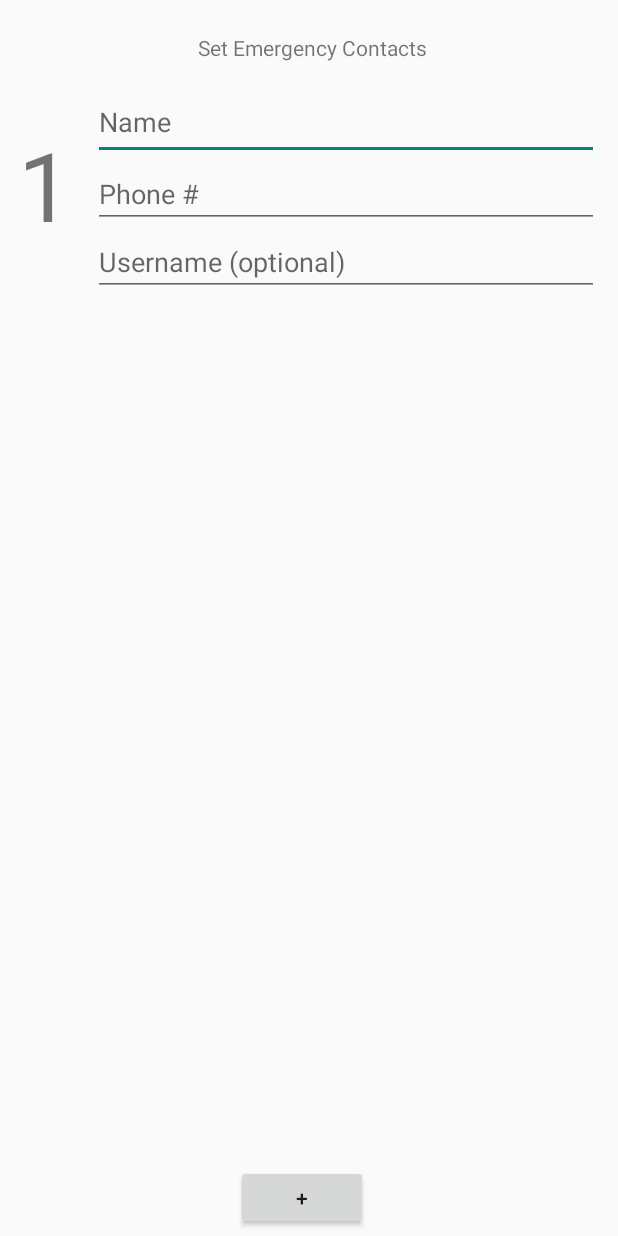
After one commit to rlpham/custos, an Android app: the EmergencyContactsActivity screen opened directly, with no data from a screen before it, on a phone screen of 412 x 824 dp. The commit adds this screen. Run offline under Robolectric (Android 15) with nearby library versions, the phone set to English and light mode, and no system bars.

Commit message:
Ryan Pham - Emergency Contacts

```diff
--- a/CUSTOS/app/src/main/AndroidManifest.xml
+++ b/CUSTOS/app/src/main/AndroidManifest.xml
@@ -17,10 +17,11 @@
         android:roundIcon="@mipmap/ic_launcher_round"
         android:supportsRtl="true"
         android:theme="@style/Theme.AppCompat.Light.NoActionBar">
-        <activity android:name=".SafetyPinActivity"
-            android:exported = "true" />
-
-
+        <activity android:name=".EmergencyContactsActivity"
+            android:exported="true"></activity>
+        <activity
+            android:name=".SafetyPinActivity"
+            android:exported="true" />
         <activity android:name=".SignupActivity" />
         <activity
             android:name=".LoginActivity"
--- /dev/null
+++ b/CUSTOS/app/src/main/java/com/example/custos/EmergencyContactsActivity.java
@@ -0,0 +1,74 @@
+package com.example.custos;
+
+import androidx.appcompat.app.AppCompatActivity;
+
+import android.os.Bundle;
+import android.view.View;
+import android.widget.LinearLayout;
+import android.widget.TextView;
+
+import java.util.ArrayList;
+
+public class EmergencyContactsActivity extends AppCompatActivity {
+
+    LinearLayout contact_group;
+    LinearLayout contact_group2;
+    LinearLayout contact_group3;
+    LinearLayout contact_group4;
+    TextView label_no;
+    TextView label_no2;
+    TextView label_no3;
+    TextView label_no4;
+    ArrayList<LinearLayout> contact_groups;
+    ArrayList<TextView> number_labels;
+    int add;
+
+    @Override
+    protected void onCreate(Bundle savedInstanceState) {
+        super.onCreate(savedInstanceState);
+        setContentView(R.layout.emergency_contacts);
+        add = 0;
+        contact_groups = new ArrayList<LinearLayout>();
+        number_labels = new ArrayList<TextView>();
+        contact_group = findViewById(R.id.contact_group);
+        contact_group2 = findViewById(R.id.contact_group2);
+        contact_group3 = findViewById(R.id.contact_group3);
+        contact_group4 = findViewById(R.id.contact_group4);
+        label_no = findViewById(R.id.label_no_1);
+        label_no2 = findViewById(R.id.label_no_2);
+        label_no3 = findViewById(R.id.label_no_3);
+        label_no4 = findViewById(R.id.label_no_4);
+
+        contact_groups.add(contact_group);
+        contact_groups.add(contact_group2);
+        contact_groups.add(contact_group3);
+        contact_groups.add(contact_group4);
+        number_labels.add(label_no);
+        number_labels.add(label_no2);
+        number_labels.add(label_no3);
+        number_labels.add(label_no4);
+        for(int i = 0; i < contact_groups.size(); i++) {
+            LinearLayout cg;
+            TextView tv;
+            if(i != 0) {
+                cg = contact_groups.get(i);
+                tv = number_labels.get(i);
+                cg.setVisibility(View.INVISIBLE);
+                tv.setVisibility(View.INVISIBLE);
+            }
+        }
+
+
+    }
+
+    public void addContact(View view) {
+        add++;
+        if(add == 4) {
+            add = 0;
+        }
+        System.out.println(add);
+        contact_groups.get(add).setVisibility(View.VISIBLE);
+        number_labels.get(add).setVisibility(View.VISIBLE);
+
+    }
+}
--- /dev/null
+++ b/CUSTOS/app/src/main/res/layout/emergency_contacts.xml
@@ -0,0 +1,212 @@
+<?xml version="1.0" encoding="utf-8"?>
+<RelativeLayout xmlns:android="http://schemas.android.com/apk/res/android"
+    android:layout_width="match_parent" android:layout_height="match_parent">
+
+    <LinearLayout
+        android:id="@+id/contact_group4"
+        android:layout_width="337dp"
+        android:layout_height="wrap_content"
+        android:layout_below="@id/contact_group3"
+        android:layout_marginStart="14dp"
+        android:layout_marginTop="10dp"
+        android:layout_toEndOf="@+id/label_no_3"
+        android:orientation="vertical">
+
+        <EditText
+            android:id="@+id/name_input4"
+            android:layout_width="match_parent"
+            android:layout_height="wrap_content"
+            android:ems="10"
+            android:hint="@string/emergency_contacts_name_placeholder"
+            android:inputType="textPersonName" />
+
+        <EditText
+            android:id="@+id/phone_input4"
+            android:layout_width="match_parent"
+            android:layout_height="wrap_content"
+            android:ems="10"
+            android:hint="@string/emergency_contacts_phone_placeholder"
+            android:inputType="phone" />
+
+        <EditText
+            android:id="@+id/username_input4"
+            android:layout_width="match_parent"
+            android:layout_height="wrap_content"
+            android:ems="10"
+            android:hint="@string/emergency_contacts_username_placeholder"
+            android:inputType="textPersonName" />
+    </LinearLayout>
+
+    <LinearLayout
+        android:id="@+id/contact_group2"
+        android:layout_width="337dp"
+        android:layout_height="wrap_content"
+        android:layout_below="@+id/contact_group"
+        android:layout_marginStart="14dp"
+        android:layout_marginTop="10dp"
+        android:layout_toEndOf="@id/label_no_2"
+        android:orientation="vertical">
+
+        <EditText
+            android:id="@+id/name_input2"
+            android:layout_width="match_parent"
+            android:layout_height="wrap_content"
+            android:ems="10"
+            android:hint="@string/emergency_contacts_name_placeholder"
+            android:inputType="textPersonName" />
+
+        <EditText
+            android:id="@+id/phone_input2"
+            android:layout_width="match_parent"
+            android:layout_height="wrap_content"
+            android:ems="10"
+            android:hint="@string/emergency_contacts_phone_placeholder"
+            android:inputType="phone" />
+
+        <EditText
+            android:id="@+id/username_input2"
+            android:layout_width="match_parent"
+            android:layout_height="wrap_content"
+            android:ems="10"
+            android:hint="@string/emergency_contacts_username_placeholder"
+            android:inputType="textPersonName" />
+    </LinearLayout>
+
+    <LinearLayout
+        android:id="@+id/contact_group"
+        android:layout_width="337dp"
+        android:layout_height="wrap_content"
+        android:layout_below="@+id/textView5"
+        android:layout_marginStart="14dp"
+        android:layout_marginTop="15dp"
+        android:layout_toEndOf="@id/label_no_1"
+        android:orientation="vertical">
+
+        <EditText
+            android:id="@+id/name_input"
+            android:layout_width="match_parent"
+            android:layout_height="50dp"
+            android:ems="10"
+            android:hint="@string/emergency_contacts_name_placeholder"
+            android:inputType="textPersonName" />
+
+        <EditText
+            android:id="@+id/phone_input"
+            android:layout_width="match_parent"
+            android:layout_height="wrap_content"
+            android:ems="10"
+            android:hint="@string/emergency_contacts_phone_placeholder"
+            android:inputType="phone" />
+
+        <EditText
+            android:id="@+id/username_input"
+            android:layout_width="match_parent"
+            android:layout_height="wrap_content"
+            android:ems="10"
+            android:hint="@string/emergency_contacts_username_placeholder"
+            android:inputType="textPersonName" />
+    </LinearLayout>
+
+    <TextView
+        android:id="@+id/textView5"
+        android:layout_width="174dp"
+        android:layout_height="wrap_content"
+        android:layout_alignParentStart="true"
+        android:layout_alignParentTop="true"
+        android:layout_centerHorizontal="true"
+        android:layout_marginStart="132dp"
+        android:layout_marginTop="22dp"
+        android:text="@string/emergency_contacts_label" />
+
+    <LinearLayout
+        android:id="@+id/contact_group3"
+        android:layout_width="337dp"
+        android:layout_height="wrap_content"
+        android:layout_below="@+id/contact_group2"
+        android:layout_marginStart="14dp"
+        android:layout_marginTop="10dp"
+        android:layout_toEndOf="@+id/label_no_3"
+        android:orientation="vertical">
+
+        <EditText
+            android:id="@+id/name_input3"
+            android:layout_width="match_parent"
+            android:layout_height="wrap_content"
+            android:ems="10"
+            android:hint="@string/emergency_contacts_name_placeholder"
+            android:inputType="textPersonName" />
+
+        <EditText
+            android:id="@+id/phone_input3"
+            android:layout_width="match_parent"
+            android:layout_height="wrap_content"
+            android:ems="10"
+            android:hint="@string/emergency_contacts_phone_placeholder"
+            android:inputType="phone" />
+
+        <EditText
+            android:id="@+id/username_input3"
+            android:layout_width="match_parent"
+            android:layout_height="wrap_content"
+            android:ems="10"
+            android:hint="@string/emergency_contacts_username_placeholder"
+            android:inputType="textPersonName" />
+    </LinearLayout>
+
+    <TextView
+        android:id="@+id/label_no_1"
+        android:layout_width="wrap_content"
+        android:layout_height="wrap_content"
+        android:layout_alignParentStart="true"
+        android:layout_alignParentTop="true"
+        android:layout_marginStart="12dp"
+        android:layout_marginTop="80dp"
+        android:text="@string/_1"
+        android:textSize="64sp" />
+
+    <TextView
+        android:id="@+id/label_no_2"
+        android:layout_width="wrap_content"
+        android:layout_height="wrap_content"
+        android:layout_below="@id/label_no_1"
+        android:layout_alignParentStart="true"
+        android:layout_marginStart="12dp"
+        android:layout_marginTop="55dp"
+        android:text="@string/_2"
+        android:textSize="64sp" />
+
+    <TextView
+        android:id="@+id/label_no_3"
+        android:layout_width="wrap_content"
+        android:layout_height="wrap_content"
+        android:layout_below="@id/label_no_2"
+        android:layout_alignParentStart="true"
+        android:layout_marginStart="12dp"
+        android:layout_marginTop="55dp"
+        android:text="@string/_3"
+        android:textSize="64sp" />
+
+    <TextView
+        android:id="@+id/label_no_4"
+        android:layout_width="wrap_content"
+        android:layout_height="wrap_content"
+        android:layout_below="@+id/label_no_3"
+        android:layout_alignParentStart="true"
+        android:layout_marginStart="12dp"
+        android:layout_marginTop="55dp"
+        android:text="@string/_4"
+        android:textSize="64sp" />
+
+    <Button
+        android:id="@+id/button4"
+        android:layout_width="wrap_content"
+        android:layout_height="43dp"
+        android:layout_alignParentStart="true"
+        android:layout_alignParentBottom="true"
+        android:layout_centerHorizontal="true"
+        android:layout_marginStart="157dp"
+        android:layout_marginBottom="4dp"
+        android:onClick="addContact"
+        android:text="+" />
+
+</RelativeLayout>
--- a/CUSTOS/app/src/main/res/values/strings.xml
+++ b/CUSTOS/app/src/main/res/values/strings.xml
@@ -24,5 +24,8 @@
     <string name="pinMessage" />
     <string name="placeHolderForImage">Placeholder for image</string>
     <string name="confirm">Confirm</string>
-
+    <string name="emergency_contacts_label">Set Emergency Contacts</string>
+    <string name="emergency_contacts_name_placeholder">Name</string>
+    <string name="emergency_contacts_username_placeholder">Username (optional)</string>
+    <string name="emergency_contacts_phone_placeholder">Phone #</string>
 </resources>
```
